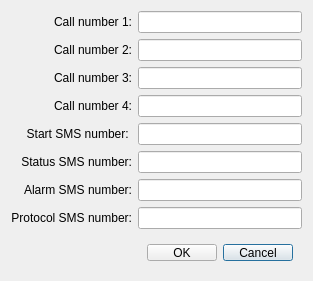
Above: Image-Dispozer/contactdatadialog.ui from Gresthorn/Image-Dispozer before the change. Below: the same form after it.
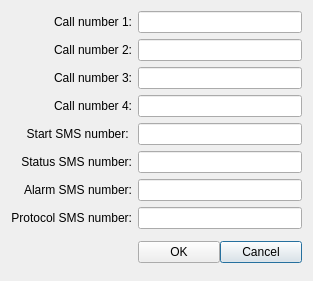
That is the form after the change.

Commit message: Repaired thin black line at images right edge. Added dialog for configuring sms texts. Export of data to txt configuration files is now availible in beta-testing version.

What changed in the file:
```diff
--- a/Image-Dispozer/contactdatadialog.ui
+++ b/Image-Dispozer/contactdatadialog.ui
@@ -81,6 +81,21 @@
    <item row="8" column="1">
     <widget class="QWidget" name="buttonsWrapper" native="true">
      <layout class="QGridLayout" name="gridLayout_2">
+      <property name="leftMargin">
+       <number>0</number>
+      </property>
+      <property name="topMargin">
+       <number>0</number>
+      </property>
+      <property name="rightMargin">
+       <number>0</number>
+      </property>
+      <property name="bottomMargin">
+       <number>0</number>
+      </property>
+      <property name="spacing">
+       <number>0</number>
+      </property>
       <item row="0" column="1">
        <widget class="QPushButton" name="cancelButton">
         <property name="text">
```
The commit also changes 10 other files.
